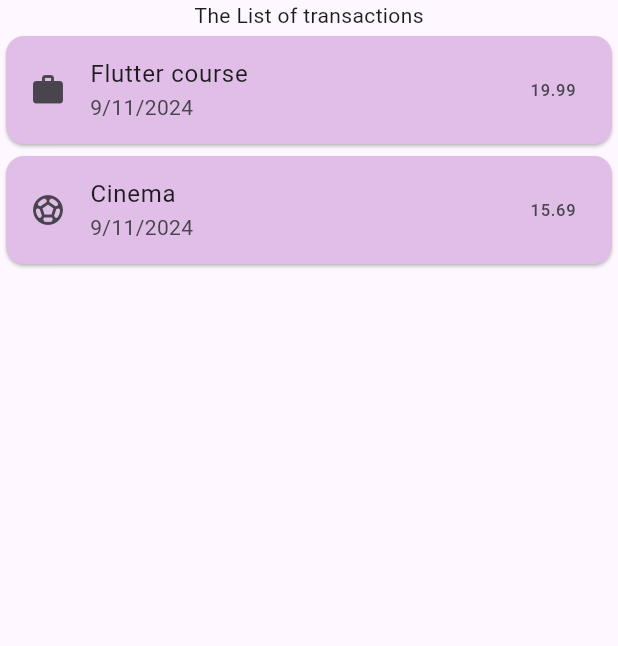
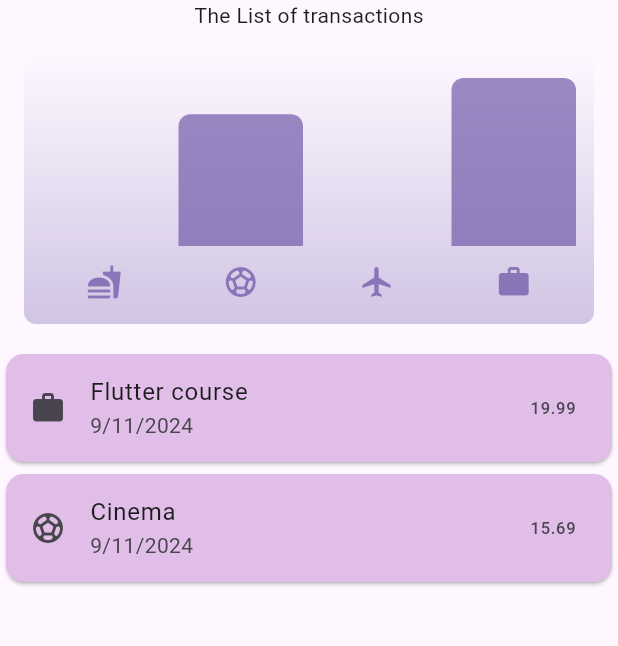
Before and after one commit to yomagicdev/learning_flutter, a Flutter app: the screen it shows after launch, on a phone screen of 412 x 824 dp, the part 114-760 px from its top. Run offline on Flutter 3.47's test engine with Material 3 defaults, Android fonts, the phone set to English and light mode, and no system bars.

Commit message:
Added Charts

```diff
--- a/lib/models/expense.dart
+++ b/lib/models/expense.dart
@@ -35,5 +35,28 @@ class Expense {
   }) : id = uuid.v4();
 
   String get formattedDate => formatter.format(date);
+}
 
+class ExpenseBucket {
+  ExpenseBucket({
+    required this.category,
+    required this.expenses,
+  });
+
+  ExpenseBucket.forCategory(List<Expense> allExpenses, this.category)
+      : expenses = allExpenses
+            .where((expense) => expense.category == category)
+            .toList();
+
+  final Category category;
+  final List<Expense> expenses;
+
+  double get totalExpenses {
+    double sum = 0;
+
+    for (var expense in expenses) {
+      sum += expense.amount;
+    }
+    return sum;
+  }
 }
--- /dev/null
+++ b/lib/widgets/chart/chart.dart
@@ -0,0 +1,95 @@
+import 'package:flutter/material.dart';
+
+import 'package:learning_flutter/widgets/chart/chart_bar.dart';
+import 'package:learning_flutter/models/expense.dart';
+
+class Chart extends StatelessWidget {
+  const Chart({super.key, required this.expenses});
+
+  final List<Expense> expenses;
+
+  List<ExpenseBucket> get buckets {
+    return [
+      ExpenseBucket.forCategory(expenses, Category.food),
+      ExpenseBucket.forCategory(expenses, Category.leisure),
+      ExpenseBucket.forCategory(expenses, Category.travel),
+      ExpenseBucket.forCategory(expenses, Category.work),
+    ];
+  }
+
+  double get maxTotalExpense {
+    double maxTotalExpense = 0;
+
+    for (final bucket in buckets) {
+      if (bucket.totalExpenses > maxTotalExpense) {
+        maxTotalExpense = bucket.totalExpenses;
+      }
+    }
+
+    return maxTotalExpense;
+  }
+
+  @override
+  Widget build(BuildContext context) {
+    final isDarkMode =
+        MediaQuery.of(context).platformBrightness == Brightness.dark;
+    return Container(
+      margin: const EdgeInsets.all(16),
+      padding: const EdgeInsets.symmetric(
+        vertical: 16,
+        horizontal: 8,
+      ),
+      width: double.infinity,
+      height: 180,
+      decoration: BoxDecoration(
+        borderRadius: BorderRadius.circular(8),
+        gradient: LinearGradient(
+          colors: [
+            Theme.of(context).colorScheme.primary.withOpacity(0.3),
+            Theme.of(context).colorScheme.primary.withOpacity(0.0)
+          ],
+          begin: Alignment.bottomCenter,
+          end: Alignment.topCenter,
+        ),
+      ),
+      child: Column(
+        children: [
+          Expanded(
+            child: Row(
+              crossAxisAlignment: CrossAxisAlignment.end,
+              children: [
+                for (final bucket in buckets) // alternative to map()
+                  ChartBar(
+                    fill: bucket.totalExpenses == 0
+                        ? 0
+                        : bucket.totalExpenses / maxTotalExpense,
+                  )
+              ],
+            ),
+          ),
+          const SizedBox(height: 12),
+          Row(
+            children: buckets
+                .map(
+                  (bucket) => Expanded(
+                    child: Padding(
+                      padding: const EdgeInsets.symmetric(horizontal: 4),
+                      child: Icon(
+                        categoryIcons[bucket.category],
+                        color: isDarkMode
+                            ? Theme.of(context).colorScheme.secondary
+                            : Theme.of(context)
+                                .colorScheme
+                                .primary
+                                .withOpacity(0.7),
+                      ),
+                    ),
+                  ),
+                )
+                .toList(),
+          )
+        ],
+      ),
+    );
+  }
+}
--- /dev/null
+++ b/lib/widgets/chart/chart_bar.dart
@@ -0,0 +1,34 @@
+import 'package:flutter/material.dart';
+
+class ChartBar extends StatelessWidget {
+  const ChartBar({
+    super.key,
+    required this.fill,
+  });
+
+  final double fill;
+
+  @override
+  Widget build(BuildContext context) {
+    final isDarkMode =
+        MediaQuery.of(context).platformBrightness == Brightness.dark;
+    return Expanded(
+      child: Padding(
+        padding: const EdgeInsets.symmetric(horizontal: 4),
+        child: FractionallySizedBox(
+          heightFactor: fill,
+          child: DecoratedBox(
+            decoration: BoxDecoration(
+              shape: BoxShape.rectangle,
+              borderRadius:
+                  const BorderRadius.vertical(top: Radius.circular(8)),
+              color: isDarkMode
+                  ? Theme.of(context).colorScheme.secondary
+                  : Theme.of(context).colorScheme.primary.withOpacity(0.65),
+            ),
+          ),
+        ),
+      ),
+    );
+  }
+}
--- a/lib/widgets/expenses.dart
+++ b/lib/widgets/expenses.dart
@@ -2,6 +2,8 @@ import 'package:flutter/material.dart';
 import 'package:learning_flutter/models/expense.dart';
 import 'package:learning_flutter/widgets/expenses_list/NewExpense.dart';
 import 'package:learning_flutter/widgets/expenses_list/expenses_list.dart';
+
+import 'chart/chart.dart';
 
 class Expenses extends StatefulWidget {
   const Expenses({super.key});
@@ -92,6 +94,7 @@ class _ExpensesState extends State<Expenses> {
         children: [
           const Text('The chart'),
           const Text('The List of transactions'),
+          Chart(expenses: registeredExpenses),
           Expanded(
               child: ExpensesList(
             expenses: registeredExpenses,
```
